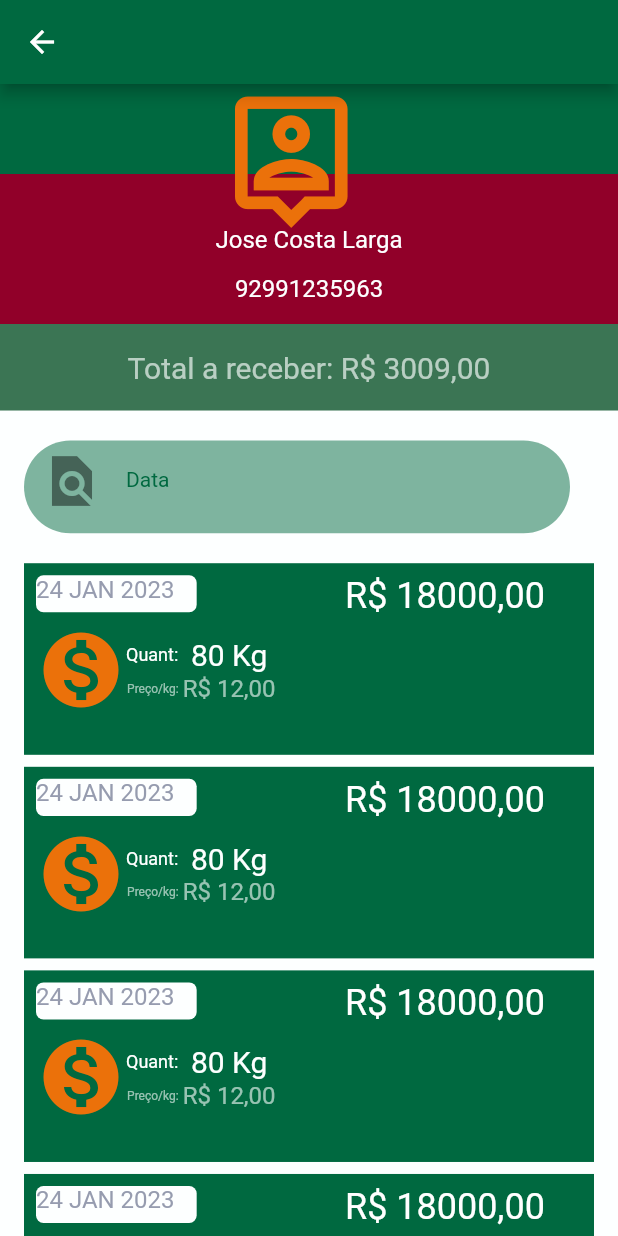
After one commit to netomarques/gerenciamento_vendas, a Flutter app: the PainelCliente screen opened by its route, on a phone screen of 412 x 824 dp. The commit adds this screen. Run offline on Flutter 3.47's test engine with Material 2 defaults, Android fonts, the phone set to English and light mode, and no system bars.

Commit message:
Painel de Cliente criado e estilizado

```diff
--- /dev/null
+++ b/lib/pages/painel_cliente.dart
@@ -0,0 +1,279 @@
+import 'package:flutter/material.dart';
+
+class PainelCliente extends StatefulWidget {
+  const PainelCliente({super.key});
+
+  @override
+  State<PainelCliente> createState() => _PainelClienteState();
+}
+
+class _PainelClienteState extends State<PainelCliente> {
+  Size size = const Size(0, 0);
+
+  @override
+  Widget build(BuildContext context) {
+    size = MediaQuery.of(context).size;
+
+    return Scaffold(
+      appBar: AppBar(
+        title: const Text(''),
+      ),
+      resizeToAvoidBottomInset: false,
+      body: _body(),
+    );
+  }
+
+  _body() {
+    return Column(
+      children: <Widget>[
+        _head(),
+        _textoInformacao(),
+        Stack(
+          children: <Widget>[
+            Opacity(
+              opacity: 0.5,
+              child: Container(
+                height: size.height * 0.075,
+                margin: const EdgeInsets.only(
+                    left: 16, top: 20, right: 32, bottom: 16),
+                decoration: BoxDecoration(
+                  color: const Color(0xFF006940),
+                  borderRadius: BorderRadius.circular(32),
+                ),
+              ),
+            ),
+            _containerText(),
+          ],
+        ),
+        Expanded(
+          child: ListView.builder(
+            shrinkWrap: true,
+            itemBuilder: (context, index) {
+              return _containerVenda();
+            },
+            itemCount: 7,
+          ),
+        )
+      ],
+    );
+  }
+
+  _head() {
+    return Stack(
+      children: <Widget>[
+        Container(
+          width: size.width,
+          height: 160,
+          color: const Color(0xFF910029),
+          child: Column(
+            children: <Widget>[
+              Container(
+                color: const Color(0xFF006940),
+                width: size.width,
+                height: 60,
+              ),
+              Container(
+                height: 80,
+                margin: const EdgeInsets.only(top: 20),
+                child: Column(
+                  mainAxisAlignment: MainAxisAlignment.spaceEvenly,
+                  children: const <Widget>[
+                    Text(
+                      "Jose Costa Larga",
+                      style: TextStyle(color: Color(0xffFDFFFF), fontSize: 16),
+                    ),
+                    Text(
+                      "92991235963",
+                      style: TextStyle(
+                        color: Color(0xffFDFFFF),
+                        fontSize: 16,
+                      ),
+                    )
+                  ],
+                ),
+              ),
+            ],
+          ),
+        ),
+        Container(
+          margin: EdgeInsets.symmetric(horizontal: size.width * 0.35),
+          child: const Icon(
+            Icons.person_pin_outlined,
+            size: 100,
+            color: Color(0xffEB710A),
+          ),
+        ),
+      ],
+    );
+  }
+
+  _containerText() {
+    return Container(
+      height: size.height * 0.075,
+      margin: const EdgeInsets.only(left: 16, top: 20, right: 32, bottom: 16),
+      child: _textForm("Data", "Informe a data"),
+    );
+  }
+
+  _textForm(labelText, hintText) {
+    return Container(
+      padding: const EdgeInsets.only(left: 12),
+      decoration: BoxDecoration(
+        color: null,
+        borderRadius: BorderRadius.circular(32),
+      ),
+      child: TextFormField(
+        style: const TextStyle(
+          fontSize: 14,
+          color: Color(0xff910029),
+        ),
+        decoration: InputDecoration(
+          icon: const Icon(Icons.find_in_page_sharp, size: 40),
+          labelText: labelText,
+          labelStyle: const TextStyle(fontSize: 14, color: Color(0xFF006940)),
+          hintText: hintText,
+          hintStyle: const TextStyle(
+            fontSize: 14,
+            color: Color(0xff910029),
+          ),
+          border: InputBorder.none,
+        ),
+      ),
+    );
+  }
+
+  _textoInformacao() {
+    return Container(
+      width: size.width,
+      height: size.height * 0.07,
+      color: const Color(0xff3B7554),
+      padding: const EdgeInsets.all(3.0),
+      child: const Opacity(
+        opacity: 0.65,
+        child: Center(
+          child: Text(
+            "Total a receber: R\$ 3009,00",
+            style: TextStyle(color: Color(0xffFDFFFF), fontSize: 20),
+          ),
+        ),
+      ),
+    );
+  }
+
+  _containerVenda() {
+    return GestureDetector(
+      onTap: () => {print("Foi")},
+      child: Container(
+        margin: const EdgeInsets.only(left: 16, top: 4, right: 16, bottom: 4),
+        width: size.width,
+        height: size.height * 0.155,
+        color: const Color(0xFF006940),
+        child: Row(
+          children: <Widget>[
+            Column(
+                crossAxisAlignment: CrossAxisAlignment.start,
+                children: <Widget>[
+                  _vendaData(),
+                  _vendaQuantidadePrecoPorKG(),
+                ]),
+            _vendaValorTotal(),
+          ],
+        ),
+      ),
+    );
+  }
+
+  _vendaData() {
+    return Container(
+      width: size.width * 0.26,
+      height: size.height * 0.03,
+      margin: const EdgeInsets.only(left: 8, top: 8),
+      decoration: BoxDecoration(
+        color: const Color(0xffFDFFFF),
+        borderRadius: BorderRadius.circular(5),
+      ),
+      child: const Text(
+        '24 JAN 2023',
+        style: TextStyle(
+          fontSize: 16,
+          color: Color(0xff969CAF),
+        ),
+      ),
+    );
+  }
+
+  _vendaQuantidadePrecoPorKG() {
+    return Container(
+      width: size.width * 0.5,
+      height: 61,
+      margin: const EdgeInsets.only(left: 8, top: 8),
+      child: Row(children: <Widget>[
+        const Icon(
+          Icons.monetization_on,
+          color: Color(0xffEB710A),
+          size: 60,
+        ),
+        Container(
+          padding: const EdgeInsets.only(top: 8, bottom: 8),
+          child: Column(
+              mainAxisAlignment: MainAxisAlignment.spaceAround,
+              children: const <Widget>[
+                Text(
+                  'Quant: ',
+                  style: TextStyle(
+                    fontSize: 12,
+                    color: Color(0xffffffff),
+                  ),
+                ),
+                Opacity(
+                  opacity: 0.6,
+                  child: Text(
+                    'Preço/kg: ',
+                    style: TextStyle(
+                      fontSize: 8,
+                      color: Color(0xffffffff),
+                    ),
+                  ),
+                ),
+              ]),
+        ),
+        Container(
+          padding: const EdgeInsets.only(top: 8, bottom: 8),
+          child: Column(
+              mainAxisAlignment: MainAxisAlignment.spaceAround,
+              children: const <Widget>[
+                Text(
+                  '80 Kg',
+                  style: TextStyle(
+                    fontSize: 20,
+                    color: Color(0xfffdffff),
+                  ),
+                ),
+                Opacity(
+                  opacity: 0.6,
+                  child: Text(
+                    'R\$ 12,00',
+                    style: TextStyle(
+                      fontSize: 16,
+                      color: Color(0xfffdffff),
+                    ),
+                  ),
+                ),
+              ]),
+        ),
+      ]),
+    );
+  }
+
+  _vendaValorTotal() {
+    return Container(
+      margin: const EdgeInsets.only(right: 6),
+      padding: const EdgeInsets.only(top: 8),
+      alignment: Alignment.topRight,
+      child: const Text(
+        "R\$ 18000,00",
+        style: TextStyle(color: Colors.white, fontSize: 24),
+      ),
+    );
+  }
+}
--- a/lib/pages/pesquisa_cliente.dart
+++ b/lib/pages/pesquisa_cliente.dart
@@ -1,4 +1,5 @@
 import 'package:flutter/material.dart';
+import 'package:vendas_gerenciamento/utils/nav.dart';
 import 'package:vendas_gerenciamento/widgets/nav_buttons_floating.dart';
 
 class PesquisaCliente extends StatefulWidget {
@@ -19,7 +20,7 @@ class _PesquisaClienteState extends State<PesquisaCliente> {
       appBar: AppBar(
         title: const Text(''),
       ),
-      //resizeToAvoidBottomInset: false,
+      resizeToAvoidBottomInset: false,
       body: _body(),
     );
   }
@@ -38,7 +39,10 @@ class _PesquisaClienteState extends State<PesquisaCliente> {
             child: ListView.builder(
               shrinkWrap: true,
               itemBuilder: (context, index) {
-                return _containerCliente();
+                return GestureDetector(
+                  child: _containerCliente(),
+                  onTap: () => pushNamed(context, "/painel_cliente"),
+                );
               },
               itemCount: 7,
             ),
@@ -100,12 +104,6 @@ class _PesquisaClienteState extends State<PesquisaCliente> {
     );
   }
 
-  _divider() {
-    return const Divider(
-      color: Color(0xFF910029),
-    );
-  }
-
   _containerCliente() {
     return Container(
       color: const Color(0xFFB6C5DE),
--- a/lib/utils/nav.dart
+++ b/lib/utils/nav.dart
@@ -3,6 +3,7 @@ import 'package:vendas_gerenciamento/pages/cadastro_cliente.dart';
 import 'package:vendas_gerenciamento/pages/cadastro_venda_fiado.dart';
 import 'package:vendas_gerenciamento/pages/cadastro_venda_rua.dart';
 import 'package:vendas_gerenciamento/pages/home_painel.dart';
+import 'package:vendas_gerenciamento/pages/painel_cliente.dart';
 import 'package:vendas_gerenciamento/pages/pesquisa_cliente.dart';
 
 String route = "";
@@ -14,6 +15,7 @@ routes() {
     '/cadastro_venda_fiado': (context) => const CadastroVendaFiado(),
     '/cadastro_venda_rua': (context) => const CadastroVendaRua(),
     '/pesquisa_cliente': (context) => const PesquisaCliente(),
+    '/painel_cliente': (context) => const PainelCliente(),
   };
   return routes;
 }
--- a/lib/widgets/nav_buttons_floating.dart
+++ b/lib/widgets/nav_buttons_floating.dart
@@ -37,10 +37,7 @@ class NavButtonsFloating extends StatelessWidget {
       heroTag: UniqueKey(),
       backgroundColor: const Color(0xff910029),
       tooltip: tooltip,
-      onPressed: () => {
-        if (route != routeName)
-            pushNamed(context, routeName),
-      },
+      onPressed: () => pushNamed(context, routeName),
       child: Icon(iconData),
     );
   }
```
